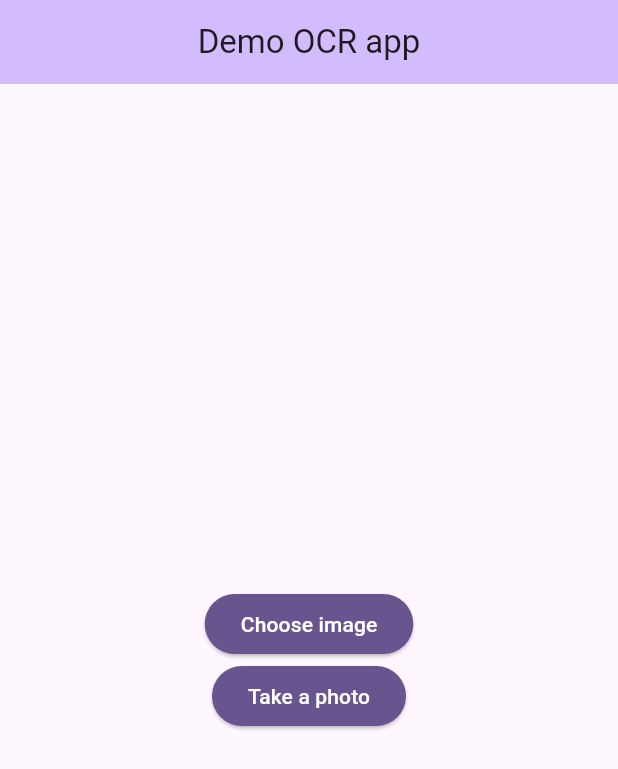
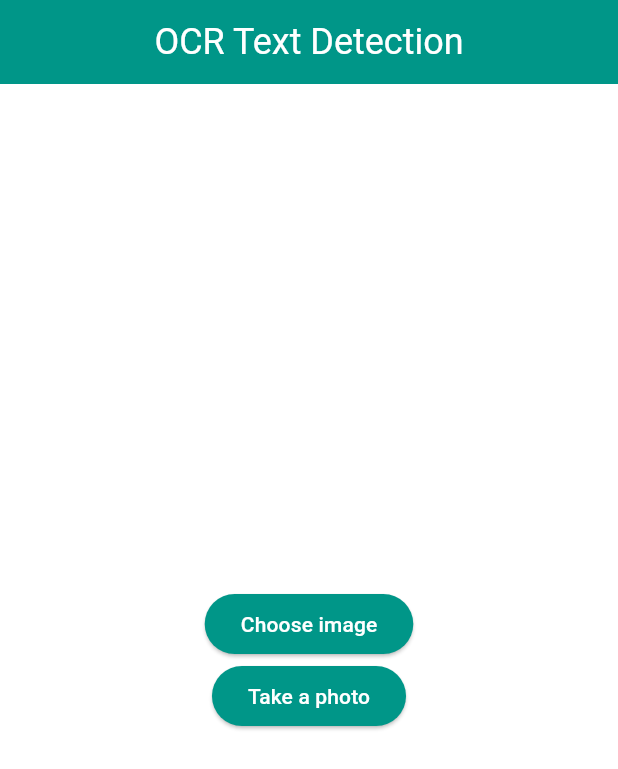
Before and after one commit to leetuanbmt/flutter_ocr, a Flutter app: the screen it shows after launch, on a phone screen of 412 x 824 dp. Shown: the top 769 px of the screen. Run offline on Flutter 3.47's test engine with Material 3 defaults, Android fonts, the phone set to English and light mode, and no system bars; our stand-ins replace flutter_hooks, freezed_annotation, image_picker; missing offline and left inert: dart:ffi.

```diff
--- a/lib/core/models/ocr_result.dart
+++ b/lib/core/models/ocr_result.dart
@@ -6,19 +6,23 @@ part 'ocr_result.g.dart';
 
 @freezed
 class OCRResult with _$OCRResult {
+  factory OCRResult.fromJson(Map<String, Object?> json) =>
+      _$OCRResultFromJson(json);
+  const OCRResult._();
   const factory OCRResult({
     List<Results>? results,
+    @JsonKey(name: 'image_height') @Default(0) double height,
+    @JsonKey(name: 'image_width') @Default(0) double width,
   }) = _OCRResult;
 
-  factory OCRResult.fromJson(Map<String, Object?> json) =>
-      _$OCRResultFromJson(json);
+  Size get sizeImage => Size(width, height);
 }
 
 @freezed
 class Results with _$Results {
   const Results._();
   const factory Results({
-    ///top left, top right, bot right, bot left
+    ///top left, top right, bottom right, bottom left
     List<List<int>>? box,
     double? confidence,
     String? text,
--- /dev/null
+++ b/lib/core/utils/ocr_bindings.dart
@@ -0,0 +1,98 @@
+import 'dart:ffi';
+import 'dart:io';
+
+import 'package:ffi/ffi.dart';
+
+/// Definition function Prototypes
+///
+/// This section defines the function prototypes used in the OCR pipeline.
+///
+/// `InitPipelineFunc` represents the function signature for initializing the pipeline.
+/// It takes seven parameters:
+/// - `detModelDir`: The directory path for the detection model.
+/// - `clsModelDir`: The directory path for the classification model.
+/// - `recModelDir`: The directory path for the recognition model.
+/// - `cPUPowerMode`: The CPU power mode to use.
+/// - `cPUThreadNum`: The number of CPU threads to use.
+/// - `configPath`: The path to the configuration file.
+/// - `dictPath`: The path to the dictionary file.
+///
+/// `InitPipeline` is a Dart function type that matches `InitPipelineFunc`.
+///
+/// `ProcessImageFunc` represents the function signature for processing an image.
+/// It takes a single parameter:
+/// - `imagePath`: The path to the image file to process.
+///
+/// `ProcessImage` is a Dart function type that matches `ProcessImageFunc`.
+
+typedef InitPipelineFunc = Bool Function(
+  Pointer<Utf8> detModelDir,
+  Pointer<Utf8> recModelDir,
+  Pointer<Utf8> cPUPowerMode,
+  Int32 cPUThreadNum,
+  Pointer<Utf8> configPath,
+);
+typedef InitPipeline = bool Function(
+  Pointer<Utf8> detModelDir,
+  Pointer<Utf8> recModelDir,
+  Pointer<Utf8> cPUPowerMode,
+  int cPUThreadNum,
+  Pointer<Utf8> configPath,
+);
+
+typedef ProcessImageFunc = Pointer<Utf8> Function(Pointer<Utf8> imagePath);
+
+typedef ProcessImage = Pointer<Utf8> Function(Pointer<Utf8> imagePath);
+
+class OcrBindings {
+  factory OcrBindings() => _instance;
+  static final OcrBindings _instance = OcrBindings();
+  static final DynamicLibrary _ocrLib = Platform.isAndroid
+      ? DynamicLibrary.open('libpipeline.so')
+      : DynamicLibrary.process();
+
+  static final InitPipeline _initPipeline = _ocrLib
+      .lookupFunction<InitPipelineFunc, InitPipeline>('initGlobalPipeline');
+
+  static final ProcessImage _processImage = _ocrLib
+      .lookupFunction<ProcessImageFunc, ProcessImage>('processImageGlobal');
+
+  static bool initPipeline({
+    required String detModelDir,
+    required String recModelDir,
+    required String cPUPowerMode,
+    required int cPUThreadNum,
+    required String configPath,
+  }) {
+    final detModelDirPtr = detModelDir.toNativeUtf8();
+    final recModelDirPtr = recModelDir.toNativeUtf8();
+    final cPUPowerModePtr = cPUPowerMode.toNativeUtf8();
+    final configPathPtr = configPath.toNativeUtf8();
+
+    final result = _initPipeline(
+      detModelDirPtr,
+      recModelDirPtr,
+      cPUPowerModePtr,
+      cPUThreadNum,
+      configPathPtr,
+    );
+
+    malloc
+      ..free(detModelDirPtr)
+      ..free(recModelDirPtr)
+      ..free(cPUPowerModePtr)
+      ..free(configPathPtr);
+
+    return result;
+  }
+
+  static String processImage(String imagePath) {
+    final imagePathPtr = imagePath.toNativeUtf8();
+    final resultPtr = _processImage(imagePathPtr);
+    final result = resultPtr.toDartString();
+    malloc
+      ..free(imagePathPtr)
+      ..free(resultPtr);
+    return result;
+  }
+}
--- a/lib/main.dart
+++ b/lib/main.dart
@@ -18,10 +18,20 @@ class MyApp extends StatelessWidget {
   @override
   Widget build(BuildContext context) {
     return MaterialApp(
-      title: 'Detecting text',
+      title: 'OCR Text Detection',
       debugShowCheckedModeBanner: false,
       theme: ThemeData(
-        colorScheme: ColorScheme.fromSeed(seedColor: Colors.deepPurple),
+        colorScheme: const ColorScheme.light(
+          primary: Colors.teal,
+          secondary: Colors.tealAccent,
+        ),
+        appBarTheme: const AppBarTheme(
+          backgroundColor: Colors.teal,
+          actionsIconTheme: IconThemeData(color: Colors.white),
+          centerTitle: true,
+          iconTheme: IconThemeData(color: Colors.white),
+          titleTextStyle: TextStyle(color: Colors.white, fontSize: 24),
+        ),
         useMaterial3: true,
       ),
       home: const MyHomePage(),
@@ -38,7 +48,6 @@ class MyHomePage extends StatefulWidget {
 
 class _MyHomePageState extends State<MyHomePage> {
   final ImagePicker _picker = ImagePicker();
-  final OcrPipeline _ocrPipeline = OcrPipeline();
   bool isLoading = false;
 
   Future<void> detectionText(ImageSource source) async {
@@ -51,7 +60,7 @@ class _MyHomePageState extends State<MyHomePage> {
       isLoading = true;
     });
     try {
-      final ocrResult = await _ocrPipeline.processOcrImage(image.path);
+      final ocrResult = await OcrPipeline().processOcrImage(image.path);
       _checkFinish(ocrResult, image);
     } catch (e) {
       Logger.log(e);
@@ -66,14 +75,12 @@ class _MyHomePageState extends State<MyHomePage> {
   void _checkFinish(OCRResult? ocrResult, XFile? image) {
     try {
       if (ocrResult == null || image == null) return;
-      final sizeImage = getSizeImage(image.path);
       if (!mounted) return;
       Navigator.push(
         context,
         MaterialPageRoute(
           builder: (context) => ResultScreen(
             result: ocrResult,
-            sizeImage: sizeImage,
             imagePath: image.path,
           ),
         ),
@@ -86,16 +93,13 @@ class _MyHomePageState extends State<MyHomePage> {
   @override
   void initState() {
     super.initState();
-    _ocrPipeline.init();
   }
 
   @override
   Widget build(BuildContext context) {
     return Scaffold(
       appBar: AppBar(
-        centerTitle: true,
-        backgroundColor: Theme.of(context).colorScheme.inversePrimary,
-        title: const Text('Demo OCR app'),
+        title: const Text('OCR Text Detection'),
       ),
       body: Stack(
         children: [
--- a/pubspec.yaml
+++ b/pubspec.yaml
@@ -21,6 +21,7 @@ dependencies:
   freezed_annotation: ^2.4.4
   json_annotation: ^4.9.0
   image: ^4.5.2
+  flutter_hooks: ^0.20.5
 
 dev_dependencies:
   flutter_test:
```
Also changed, not shown: lib/core/utils/ocr_pipeline.dart (+13 -141 lines), lib/result_screen.dart (+61 -85 lines), lib/core/models/ocr_result.freezed.dart, lib/core/models/ocr_result.g.dart, pubspec.lock, 2 other files.
